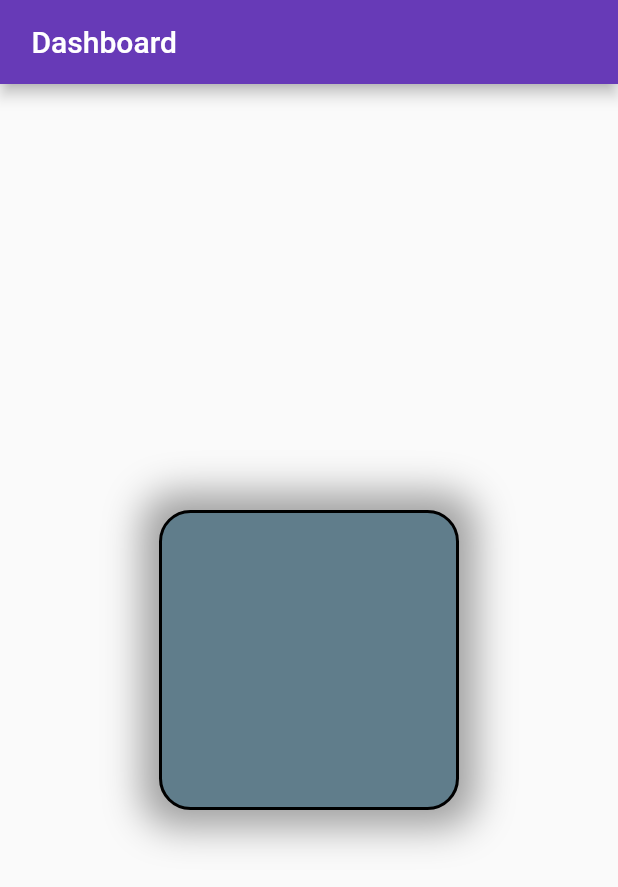
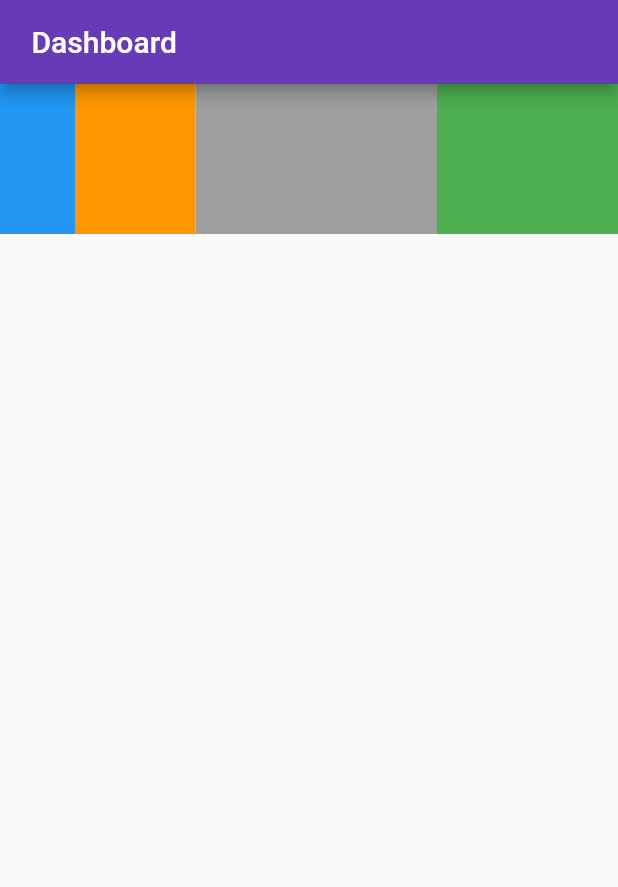
Before and after one commit to kotdroidA/my_app, a Flutter app: the screen it shows after launch, on a phone screen of 412 x 824 dp. Shown: the top 887 px of the screen. Run offline on Flutter 3.47's test engine with Material 2 defaults, Android fonts, the phone set to English and light mode, and no system bars.

Commit message:
Expanded Widgets

```diff
--- a/lib/main.dart
+++ b/lib/main.dart
@@ -58,32 +58,39 @@ class _MyHomePageState extends State<MyHomePage> {
         // the App.build method, and use it to set our appbar title.
         title: Text(' Dashboard'),
       ),
-      body:Container(
-        width: double.infinity,
-        height: double.infinity,
-        child: Center(
-          child: Container(
-            width: 200,
-            height: 200,
-            decoration: BoxDecoration(
-              color: Colors.blueGrey,
-              borderRadius: BorderRadius.circular(21),
-              border: Border.all(
-                width: 2,
-                color: Colors.black
-              ),
-              boxShadow: [
-                BoxShadow(
-                  blurRadius: 21,
-                  color: Colors.grey,
-                  spreadRadius: 11
-                )
-              ],
-
-
+      body: Row(
+        children: [
+          Container(
+            width: 50,
+            height: 100,
+            color: Colors.blue,
+          ),
+          Expanded(
+            flex: 2,
+            child: Container(
+              width: 50,
+              height: 100,
+              color: Colors.orange,
             ),
           ),
-        ),
+          Expanded(
+            flex: 4,
+            child:
+          Container(
+            width: 50,
+            height: 100,
+            color: Colors.grey,
+          ),
+          ),
+          Expanded(
+            flex: 3,
+            child: Container(
+             width: 50,
+              height: 100,
+              color: Colors.green,
+            ),
+          )
+        ],
       )
     );
 
```
